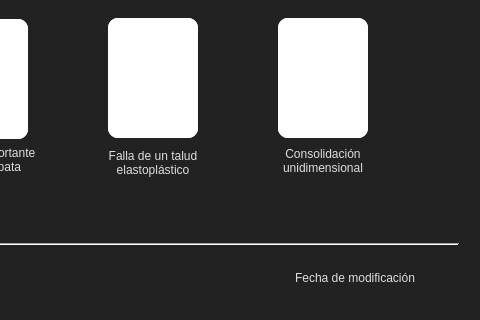
Old version of the form app/ui/frame_home.ui in the repository edwinar13/MPM-UN; both pictures show x 463 to 943 and y 189 to 509 of the 943 by 720 pixel window.
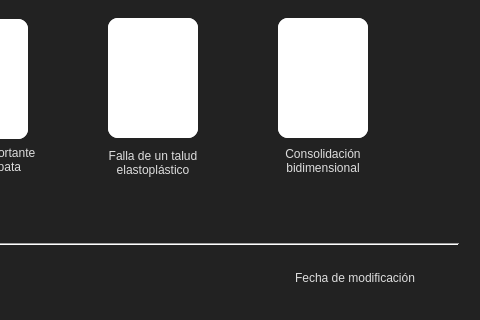
New version of the form. Icons and pictures are not drawn.

The edit to the form file:
```diff
--- a/app/ui/frame_home.ui
+++ b/app/ui/frame_home.ui
@@ -1080,7 +1080,7 @@
                    </property>
                    <property name="text">
                     <string>Consolidación
-unidimensional</string>
+bidimensional</string>
                    </property>
                    <property name="alignment">
                     <set>Qt::AlignmentFlag::AlignCenter</set>
```
